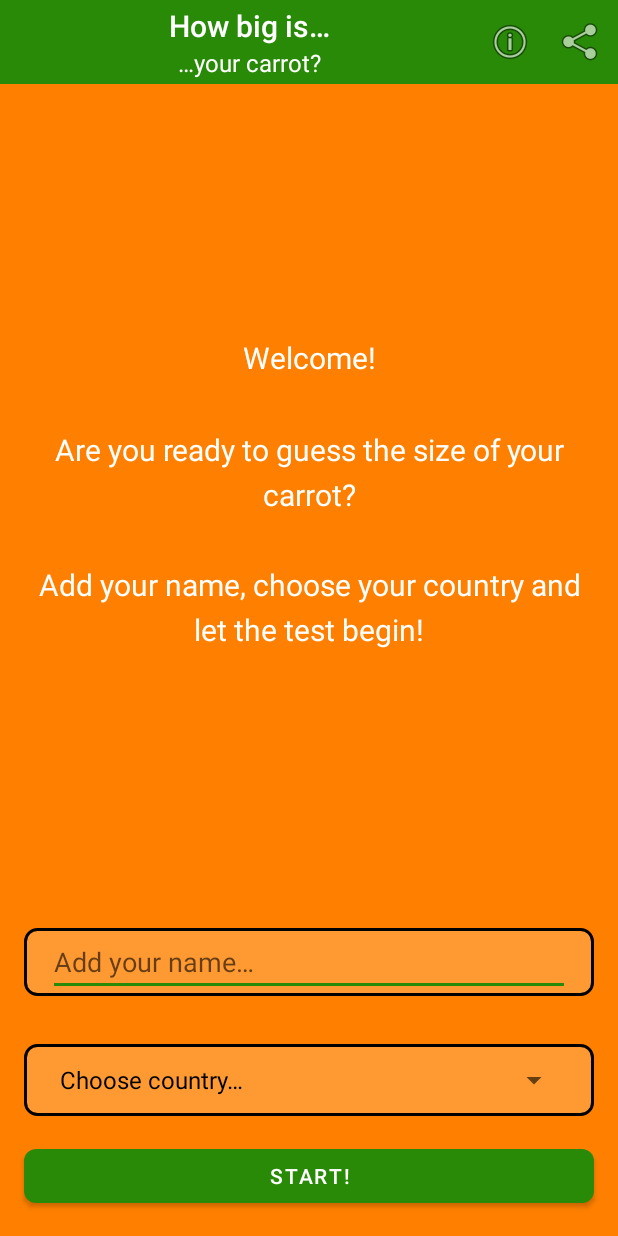
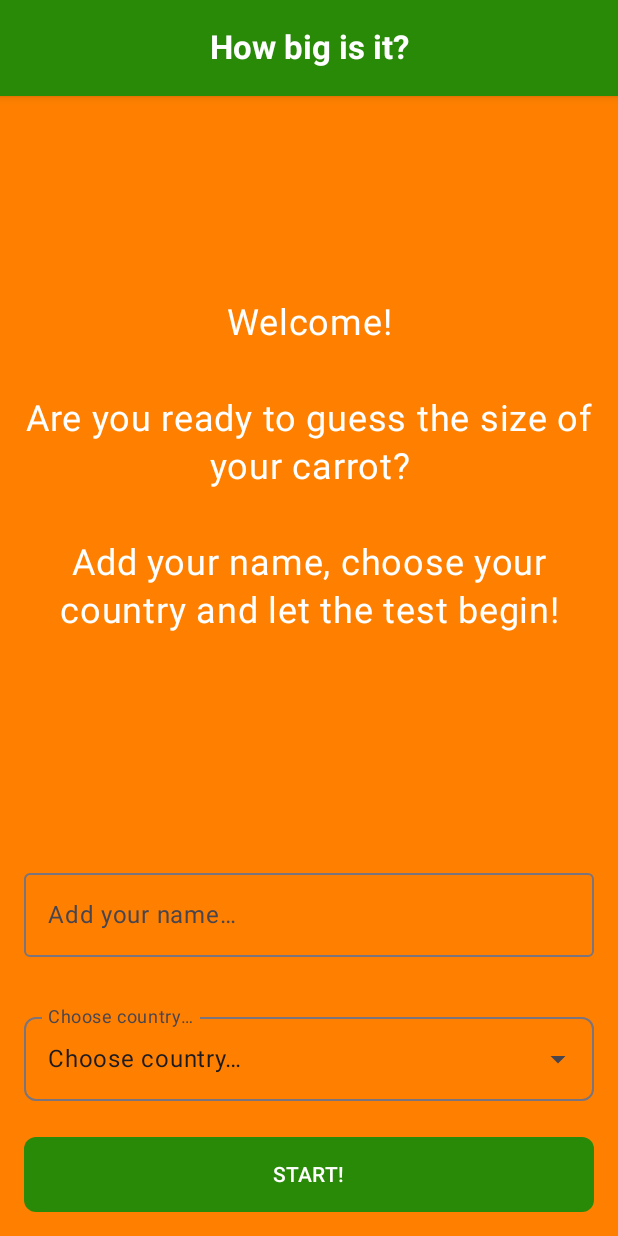
Before and after one commit to rtugores/zanahoria, an Android app built with Jetpack Compose: the screen it shows after launch (MainActivity), after a tap on "START!", on a phone screen of 412 x 824 dp. Run offline under Robolectric (Android 15) with nearby library versions, the phone set to English and light mode, and no system bars; our stand-ins replace Dagger/Hilt's generated code.

Commit message:
Migrated the main screen to compose, still in testing phase.

```diff
--- a/app/src/main/java/huitca1212/cuantotemide/di/AppModule.kt
+++ b/app/src/main/java/huitca1212/cuantotemide/di/AppModule.kt
@@ -4,8 +4,8 @@ import dagger.Binds
 import dagger.Module
 import dagger.hilt.InstallIn
 import dagger.hilt.android.components.ViewModelComponent
-import huitca1212.cuantotemide.questions.domain.GetCountriesUseCaseImpl
-import huitca1212.cuantotemide.questions.domain.GetCountriesUseCase
+import huitca1212.cuantotemide.questions.data.GetCountriesUseCase
+import huitca1212.cuantotemide.questions.data.GetCountriesUseCaseImpl
 
 @Module
 @InstallIn(ViewModelComponent::class)
--- a/app/src/main/java/huitca1212/cuantotemide/main/presentation/MainActivity.kt
+++ b/app/src/main/java/huitca1212/cuantotemide/main/presentation/MainActivity.kt
@@ -1,95 +1,49 @@
 package huitca1212.cuantotemide.main.presentation
 
 import android.os.Bundle
-import android.view.View
-import android.widget.AdapterView
-import android.widget.ArrayAdapter
 import android.widget.Toast
+import androidx.activity.compose.setContent
 import androidx.activity.viewModels
-import androidx.lifecycle.Lifecycle
-import androidx.lifecycle.lifecycleScope
-import androidx.lifecycle.repeatOnLifecycle
+import androidx.compose.material3.MaterialTheme
+import androidx.compose.runtime.getValue
+import androidx.lifecycle.compose.collectAsStateWithLifecycle
 import dagger.hilt.android.AndroidEntryPoint
 import huitca1212.cuantotemide.BaseActivity
+import huitca1212.cuantotemide.R
 import huitca1212.cuantotemide.questions.presentation.QuestionsActivity
-import huitca1212.cuantotemide.R
-import huitca1212.cuantotemide.databinding.ActivityMainBinding
-import huitca1212.cuantotemide.fromHtml
-import kotlinx.coroutines.launch
 
 @AndroidEntryPoint
 class MainActivity : BaseActivity() {
 
-    private lateinit var binding: ActivityMainBinding
     private val viewModel: MainViewModel by viewModels()
-    private lateinit var countriesAdapter: ArrayAdapter<String>
 
     override fun onCreate(savedInstanceState: Bundle?) {
         super.onCreate(savedInstanceState)
-        setContentView(R.layout.activity_main)
-        binding = ActivityMainBinding.bind(findViewById(R.id.mainMainContainer))
-        setSupportActionBar(binding.mainAppTopBarLayout.appTopBar)
-
-        binding.mainWelcomeTextView.text = getString(R.string.welcome_text).fromHtml()
-        binding.mainStartButton.setOnClickListener { onStartButtonClicked() }
-
-        setupCountriesSpinner()
-        observeViewModel()
+        setContent {
+            MaterialTheme {
+                val uiState by viewModel.uiState.collectAsStateWithLifecycle()
+                MainScreen(
+                    uiState = uiState,
+                    onUserNameChanged = viewModel::onUserNameChanged,
+                    onCountrySelected = viewModel::onCountrySelected,
+                    onStartClicked = ::onStartButtonClicked,
+                )
+            }
+        }
 
         viewModel.loadCountries()
     }
 
-
-    private fun setupCountriesSpinner() {
-        countriesAdapter = ArrayAdapter(
-            this@MainActivity,
-            android.R.layout.simple_spinner_dropdown_item,
-            mutableListOf<String>(),
-        )
-        binding.mainCountrySpinner.adapter = countriesAdapter
-        binding.mainCountrySpinner.onItemSelectedListener = object :
-            AdapterView.OnItemSelectedListener {
-            override fun onItemSelected(
-                parent: AdapterView<*>?,
-                view: View?,
-                position: Int,
-                id: Long,
-            ) {
-                viewModel.onCountrySelected(position)
-            }
-
-            override fun onNothingSelected(arg0: AdapterView<*>?) = Unit
+    private fun onStartButtonClicked() {
+        val uiState = viewModel.uiState.value
+        if (uiState.selectedCountry?.code != null) {
+            QuestionsActivity.startActivity(
+                activity = this,
+                countrySize = uiState.selectedCountry.size,
+                userName = uiState.userName
+            )
+        } else {
+            Toast.makeText(this@MainActivity, R.string.welcome_chooser_error, Toast.LENGTH_SHORT).show()
         }
     }
-
-    private fun observeViewModel() {
-        lifecycleScope.launch {
-            repeatOnLifecycle(Lifecycle.State.STARTED) {
-                viewModel.uiState.collect { uiState ->
-                    val countryNames = uiState.countries.map { it.name }
-                    countriesAdapter.clear()
-                    countriesAdapter.addAll(countryNames)
-                    countriesAdapter.notifyDataSetChanged()
-                }
-            }
-        }
-    }
-
-    private fun onStartButtonClicked() {
-        val userName = binding.mainNameEditText.text.toString()
-        val country = viewModel.uiState.value.selectedCountry
-
-        country?.code?.let {
-            QuestionsActivity.Companion.startActivity(
-                activity = this,
-                countrySize = country.size,
-                userName = userName,
-            )
-        } ?: showError()
-    }
-
-
-    private fun showError() {
-        Toast.makeText(this, getString(R.string.welcome_chooser_error), Toast.LENGTH_SHORT).show()
-    }
 }
--- /dev/null
+++ b/app/src/main/java/huitca1212/cuantotemide/main/presentation/MainScreen.kt
@@ -0,0 +1,231 @@
+package huitca1212.cuantotemide.main.presentation // Your package name
+
+import androidx.compose.foundation.border
+import androidx.compose.foundation.layout.Column
+import androidx.compose.foundation.layout.fillMaxSize
+import androidx.compose.foundation.layout.fillMaxWidth
+import androidx.compose.foundation.layout.height
+import androidx.compose.foundation.layout.imePadding
+import androidx.compose.foundation.layout.padding
+import androidx.compose.foundation.layout.wrapContentHeight
+import androidx.compose.foundation.rememberScrollState
+import androidx.compose.foundation.shape.RoundedCornerShape
+import androidx.compose.foundation.text.KeyboardOptions
+import androidx.compose.foundation.verticalScroll
+import androidx.compose.material3.Button
+import androidx.compose.material3.ButtonDefaults
+import androidx.compose.material3.CenterAlignedTopAppBar
+import androidx.compose.material3.DropdownMenuItem
+import androidx.compose.material3.ExperimentalMaterial3Api
+import androidx.compose.material3.ExposedDropdownMenuBox
+import androidx.compose.material3.ExposedDropdownMenuDefaults
+import androidx.compose.material3.MaterialTheme
+import androidx.compose.material3.MenuAnchorType
+import androidx.compose.material3.OutlinedTextField
+import androidx.compose.material3.Scaffold
+import androidx.compose.material3.Text
+import androidx.compose.material3.TopAppBarDefaults
+import androidx.compose.runtime.Composable
+import androidx.compose.runtime.getValue
+import androidx.compose.runtime.mutableStateOf
+import androidx.compose.runtime.remember
+import androidx.compose.runtime.setValue
+import androidx.compose.ui.Alignment
+import androidx.compose.ui.Modifier
+import androidx.compose.ui.draw.shadow
+import androidx.compose.ui.graphics.Color
+import androidx.compose.ui.platform.LocalContext
+import androidx.compose.ui.res.colorResource
+import androidx.compose.ui.res.dimensionResource
+import androidx.compose.ui.res.stringResource
+import androidx.compose.ui.text.font.FontWeight
+import androidx.compose.ui.text.input.ImeAction
+import androidx.compose.ui.text.input.KeyboardCapitalization
+import androidx.compose.ui.text.input.KeyboardType
+import androidx.compose.ui.text.style.TextAlign
+import androidx.compose.ui.tooling.preview.Preview
+import androidx.compose.ui.unit.dp
+import androidx.compose.ui.unit.sp
+import androidx.core.text.HtmlCompat
+import huitca1212.cuantotemide.R
+import huitca1212.cuantotemide.questions.data.model.Country
+
+@OptIn(ExperimentalMaterial3Api::class)
+@Composable
+internal fun MainScreen(
+    uiState: MainUiState,
+    onUserNameChanged: (String) -> Unit,
+    onCountrySelected: (Country?) -> Unit,
+    onStartClicked: () -> Unit
+) {
+    val scrollState = rememberScrollState()
+    val context = LocalContext.current
+
+    val welcomeTextParsed = remember(context) {
+        HtmlCompat.fromHtml(context.getString(R.string.welcome_text), HtmlCompat.FROM_HTML_MODE_COMPACT)
+    }
+
+    Scaffold(
+        topBar = {
+            CenterAlignedTopAppBar(
+                modifier = Modifier.shadow(elevation = 4.dp),
+                title = {
+                    Text(
+                        text = stringResource(id = R.string.app_name),
+                        fontWeight = FontWeight.Bold,
+                    )
+                },
+                colors = TopAppBarDefaults.centerAlignedTopAppBarColors(
+                    containerColor = colorResource(id = R.color.colorPrimary),
+                    titleContentColor = Color.White,
+                ),
+            )
+        },
+        containerColor = colorResource(id = R.color.background_color),
+    ) { paddingValues ->
+        Column(
+            modifier = Modifier
+                .fillMaxSize()
+                .padding(paddingValues)
+                .imePadding()
+                .verticalScroll(scrollState)
+                .padding(horizontal = dimensionResource(id = R.dimen.side_margin)),
+            horizontalAlignment = Alignment.CenterHorizontally
+        ) {
+            Text(
+                text = welcomeTextParsed.toString(), // Use the parsed HTML
+                color = Color.White,
+                fontSize = 24.sp,
+                textAlign = TextAlign.Center,
+                lineHeight = 32.sp, // Approximate 1.3 line spacing multiplier for 20sp
+                modifier = Modifier
+                    .weight(1f)
+                    .wrapContentHeight(Alignment.CenterVertically)
+                    .padding(vertical = 16.dp)
+            )
+
+            OutlinedTextField(
+                value = uiState.userName,
+                onValueChange = { onUserNameChanged(it.take(25)) }, // Enforce maxLength
+                label = { Text(stringResource(id = R.string.welcome_add_name_text)) },
+                singleLine = true,
+                keyboardOptions = KeyboardOptions(
+                    keyboardType = KeyboardType.Text,
+                    capitalization = KeyboardCapitalization.Words,
+                    imeAction = ImeAction.Next
+                ),
+                modifier = Modifier
+                    .fillMaxWidth()
+                    .padding(vertical = dimensionResource(id = R.dimen.side_margin))
+                    .border(
+                        width = 0.dp,
+                        color = Color.Transparent, // To remove default OutlinedTextField border if background handles it
+                        shape = RoundedCornerShape(8.dp)
+                    ),
+                //                colors = TextFieldDefaults.outlinedTextFieldColors(
+                //                    focusedBorderColor = Color.Transparent,
+                //                    unfocusedBorderColor = Color.Transparent,
+                //                    textColor = Color.Black, // Adjust as per your @drawable/layout_corners_shape
+                //                    cursorColor = MaterialTheme.colorScheme.primary,
+                //                    containerColor = Color.Transparent // Background is handled by modifier
+                //                )
+            )
+
+            CountryDropDown(
+                countries = uiState.countries,
+                selectedCountry = uiState.selectedCountry,
+                onCountrySelected = onCountrySelected,
+                modifier = Modifier
+                    .fillMaxWidth()
+                    .padding(vertical = dimensionResource(id = R.dimen.side_margin))
+            )
+
+            Button(
+                onClick = onStartClicked,
+                shape = RoundedCornerShape(8.dp),
+                colors = ButtonDefaults.buttonColors(
+                    containerColor = colorResource(id = R.color.colorPrimary), // Define this color
+                    contentColor = Color.White,
+                ),
+                modifier = Modifier
+                    .fillMaxWidth()
+                    .padding(bottom = dimensionResource(id = R.dimen.side_margin), top = 8.dp) // Adjust top padding
+                    .height(50.dp)
+            ) {
+                Text(text = stringResource(id = R.string.start).uppercase())
+            }
+        }
+    }
+}
+
+@OptIn(ExperimentalMaterial3Api::class)
+@Composable
+internal fun CountryDropDown(
+    countries: List<Country>,
+    selectedCountry: Country?,
+    onCountrySelected: (Country?) -> Unit,
+    modifier: Modifier = Modifier
+) {
+    var expanded by remember { mutableStateOf(false) }
+    val shape = RoundedCornerShape(8.dp) // For consistency
+
+    ExposedDropdownMenuBox(
+        expanded = expanded,
+        onExpandedChange = { expanded = !expanded },
+        modifier = modifier
+    ) {
+        OutlinedTextField(
+            value = selectedCountry?.name ?: stringResource(R.string.welcome_chooser_text),
+            onValueChange = {}, // Not directly editable
+            readOnly = true,
+            label = { Text(stringResource(R.string.welcome_chooser_text)) }, // Add a label string
+            trailingIcon = { ExposedDropdownMenuDefaults.TrailingIcon(expanded = expanded) },
+            modifier = Modifier
+                .menuAnchor(type = MenuAnchorType.PrimaryNotEditable, enabled = true)
+                .fillMaxWidth()
+                .border(0.dp, Color.Transparent, shape),
+            //            colors = TextFieldDefaults.outlinedTextFieldColors(
+            //                focusedBorderColor = Color.Transparent,
+            //                unfocusedBorderColor = Color.Transparent,
+            //                textColor = if (selectedCountry != null) Color.Black else Color.Gray, // Adjust hint color
+            //                containerColor = Color.Transparent
+            //            ),
+            shape = shape
+        )
+
+        ExposedDropdownMenu(
+            expanded = expanded,
+            onDismissRequest = { expanded = false },
+            //            modifier = Modifier.background(colorResource(id = R.color.dropdown_background_color)) // Define this color
+        ) {
+            countries.forEach { country ->
+                DropdownMenuItem(
+                    text = { Text(country.name) },
+                    onClick = {
+                        onCountrySelected(country)
+                        expanded = false
+                    }
+                )
+            }
+        }
+    }
+}
+
+@Preview(showBackground = true)
+@Composable
+fun MainScreenPreview() {
+    MaterialTheme {
+        MainScreen(
+            uiState = MainUiState(
+                countries = listOf(
+                    Country("1", "España", 1.0f),
+                    Country("2", "France", 1.2f)
+                ),
+                userName = "Android User"
+            ),
+            onStartClicked = {},
+            onUserNameChanged = {},
+            onCountrySelected = {},
+        )
+    }
+}
--- a/app/src/main/java/huitca1212/cuantotemide/main/presentation/MainViewModel.kt
+++ b/app/src/main/java/huitca1212/cuantotemide/main/presentation/MainViewModel.kt
@@ -2,8 +2,8 @@ package huitca1212.cuantotemide.main.presentation
 
 import androidx.lifecycle.ViewModel
 import dagger.hilt.android.lifecycle.HiltViewModel
-import huitca1212.cuantotemide.questions.domain.model.Country
-import huitca1212.cuantotemide.questions.domain.GetCountriesUseCase
+import huitca1212.cuantotemide.questions.data.GetCountriesUseCase
+import huitca1212.cuantotemide.questions.data.model.Country
 import kotlinx.coroutines.flow.MutableStateFlow
 import kotlinx.coroutines.flow.StateFlow
 import kotlinx.coroutines.flow.asStateFlow
@@ -11,6 +11,7 @@ import kotlinx.coroutines.flow.update
 import javax.inject.Inject
 
 internal data class MainUiState(
+    val userName: String = "",
     val countries: List<Country> = emptyList(),
     val selectedCountry: Country? = null,
 )
@@ -21,7 +22,6 @@ internal class MainViewModel @Inject constructor(
 ) : ViewModel() {
 
     private val _uiState = MutableStateFlow(MainUiState())
-
     val uiState: StateFlow<MainUiState> = _uiState.asStateFlow()
 
     private var internalCountriesList: List<Country> = emptyList()
@@ -33,14 +33,15 @@ internal class MainViewModel @Inject constructor(
         }
     }
 
-    fun onCountrySelected(position: Int) {
-        val selected = if (position in internalCountriesList.indices) {
-            internalCountriesList[position]
-        } else {
-            null
+    fun onUserNameChanged(newUserName: String) {
+        _uiState.update { currentState ->
+            currentState.copy(userName = newUserName)
         }
+    }
+
+    fun onCountrySelected(country: Country?) {
         _uiState.update { currentState ->
-            currentState.copy(selectedCountry = selected)
+            currentState.copy(selectedCountry = country)
         }
     }
 }
--- /dev/null
+++ b/app/src/main/java/huitca1212/cuantotemide/questions/data/GetCountriesUseCase.kt
@@ -0,0 +1,8 @@
+package huitca1212.cuantotemide.questions.data
+
+import huitca1212.cuantotemide.questions.data.model.Country
+
+internal interface GetCountriesUseCase {
+
+    fun getCountriesWithDefault(): List<Country>
+}
--- a/app/src/main/java/huitca1212/cuantotemide/questions/domain/GetCountriesUseCaseImpl.kt
+++ b/app/src/main/java/huitca1212/cuantotemide/questions/data/GetCountriesUseCaseImpl.kt
@@ -1,9 +1,9 @@
-package huitca1212.cuantotemide.questions.domain
+package huitca1212.cuantotemide.questions.data
 
 import android.content.Context
 import dagger.hilt.android.qualifiers.ApplicationContext
 import huitca1212.cuantotemide.R
-import huitca1212.cuantotemide.questions.domain.model.Country
+import huitca1212.cuantotemide.questions.data.model.Country
 import java.util.Locale
 import javax.inject.Inject
 
--- a/app/src/main/java/huitca1212/cuantotemide/questions/domain/model/Country.kt
+++ b/app/src/main/java/huitca1212/cuantotemide/questions/data/model/Country.kt
@@ -1,4 +1,4 @@
-package huitca1212.cuantotemide.questions.domain.model
+package huitca1212.cuantotemide.questions.data.model
 
 internal data class Country(
     val code: String?,
--- a/app/src/main/java/huitca1212/cuantotemide/questions/domain/GetCountriesUseCase.kt
+++ /dev/null
@@ -1,7 +0,0 @@
-package huitca1212.cuantotemide.questions.domain
-
-import huitca1212.cuantotemide.questions.domain.model.Country
-
-internal interface GetCountriesUseCase {
-    fun getCountriesWithDefault(): List<Country>
-}
--- a/app/src/main/java/huitca1212/cuantotemide/questions/presentation/QuestionsActivity.kt
+++ b/app/src/main/java/huitca1212/cuantotemide/questions/presentation/QuestionsActivity.kt
@@ -71,6 +71,7 @@ class QuestionsActivity : BaseActivity() {
     }
 
     companion object {
+
         private const val COUNTRY_SIZE_ARG = "COUNTRY_SIZE_ARG"
         private const val USER_NAME_ARG = "USER_NAME_ARG"
 
--- a/app/src/main/java/huitca1212/cuantotemide/questions/presentation/QuestionsViewModel.kt
+++ b/app/src/main/java/huitca1212/cuantotemide/questions/presentation/QuestionsViewModel.kt
@@ -16,7 +16,7 @@ data class QuestionsUiState(
 )
 
 @HiltViewModel
-class QuestionsViewModel @Inject constructor(): ViewModel() {
+class QuestionsViewModel @Inject constructor() : ViewModel() {
 
     private val _uiState = MutableStateFlow(
         QuestionsUiState(
--- a/app/src/main/java/huitca1212/cuantotemide/solution/presentation/SingleEvent.kt
+++ b/app/src/main/java/huitca1212/cuantotemide/solution/presentation/SingleEvent.kt
@@ -1,6 +1,7 @@
 package huitca1212.cuantotemide.solution.presentation
 
 internal data class SingleEvent<T>(private val content: T) {
+
     private var hasBeenHandled = false
 
     fun getContentIfNotHandled(): T? {
--- a/app/src/main/java/huitca1212/cuantotemide/solution/presentation/SolutionActivity.kt
+++ b/app/src/main/java/huitca1212/cuantotemide/solution/presentation/SolutionActivity.kt
@@ -58,7 +58,6 @@ internal class SolutionActivity : BaseActivity() {
         }
     }
 
-
     private fun onHomeButtonClicked() {
         finish()
     }
@@ -80,6 +79,7 @@ internal class SolutionActivity : BaseActivity() {
     }
 
     companion object {
+
         private const val SHARE_TYPE = "text/plain"
 
         fun startActivity(
```
